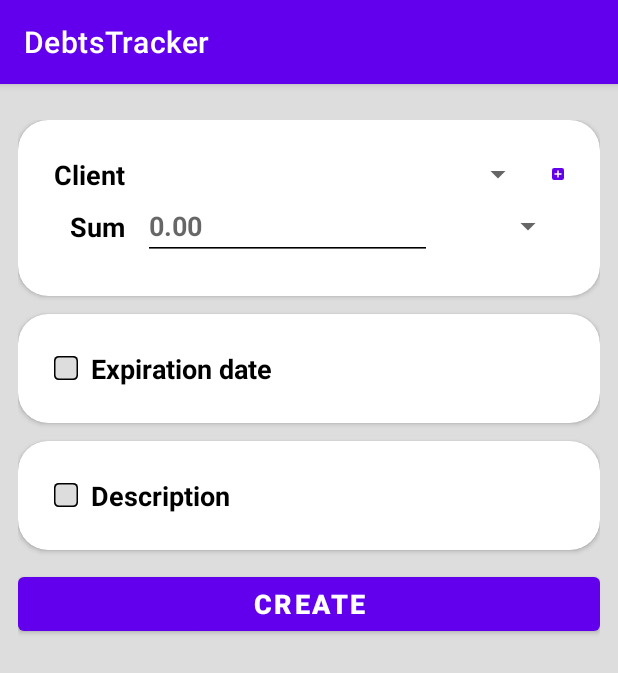
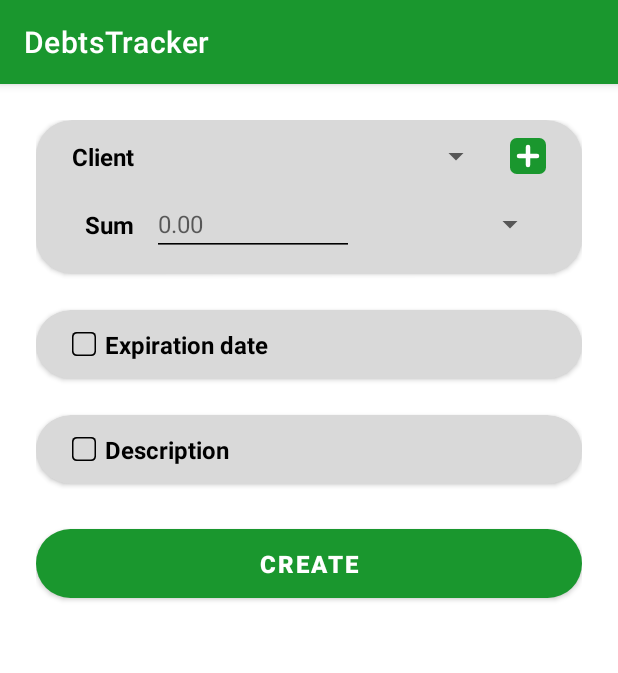
Before and after one commit to SergStas/DebtsTracker, an Android app: the CreateFragment screen opened through its navigation route, on a phone screen of 412 x 824 dp. Shown: the top 673 px of the screen. Run offline under Robolectric (Android 15) with nearby library versions, the phone set to English and light mode, and no system bars; our stand-ins replace Dagger/Hilt's generated code; libraries missing offline, so code that uses them is left out: by.kirich1409.viewbindingdelegate; 1 statement that could not run was skipped.

Commit message:
Layouts & styles corrections

```diff
--- a/app/src/main/res/color/edit_text_tint_color.xml
+++ b/app/src/main/res/color/edit_text_tint_color.xml
@@ -1,5 +1,5 @@
 <?xml version="1.0" encoding="utf-8"?>
 <selector xmlns:android="http://schemas.android.com/apk/res/android">
     <item android:state_focused="true" android:color="?attr/colorPrimary" />
-    <item android:state_focused="false" android:color="@color/black" />
+    <item android:state_focused="false" android:color="@color/c2" />
 </selector>
--- a/app/src/main/res/drawable/ic_button_add.xml
+++ b/app/src/main/res/drawable/ic_button_add.xml
@@ -9,11 +9,11 @@
   <path
       android:pathData="M4,8L12,8"
       android:strokeWidth="2"
-      android:strokeColor="@color/white"
+      android:strokeColor="@color/c3"
       android:strokeLineCap="round"/>
   <path
       android:pathData="M8,4L8,12"
       android:strokeWidth="2"
-      android:strokeColor="@color/white"
+      android:strokeColor="@color/c3"
       android:strokeLineCap="round"/>
 </vector>
--- a/app/src/main/res/drawable/ic_checkbox_off.xml
+++ b/app/src/main/res/drawable/ic_checkbox_off.xml
@@ -5,7 +5,7 @@
     android:viewportHeight="16">
   <path
       android:pathData="M3,0L13,0A3,3 0,0 1,16 3L16,13A3,3 0,0 1,13 16L3,16A3,3 0,0 1,0 13L0,3A3,3 0,0 1,3 0z"
-      android:fillColor="@color/black"/>
+      android:fillColor="@color/c2"/>
   <group
       android:translateX="1"
       android:translateY="1"
@@ -13,7 +13,7 @@
       android:scaleY=".875">
     <path
         android:pathData="M3,0L13,0A3,3 0,0 1,16 3L16,13A3,3 0,0 1,13 16L3,16A3,3 0,0 1,0 13L0,3A3,3 0,0 1,3 0z"
-        android:fillColor="@color/app_background"/>
+        android:fillColor="@color/c4"/>
   </group>
 <!--  <path-->
 <!--      android:pathData="M4,4L12,12"-->
--- a/app/src/main/res/drawable/ic_checkbox_on.xml
+++ b/app/src/main/res/drawable/ic_checkbox_on.xml
@@ -5,7 +5,7 @@
     android:viewportHeight="16">
   <path
     android:pathData="M3,0L13,0A3,3 0,0 1,16 3L16,13A3,3 0,0 1,13 16L3,16A3,3 0,0 1,0 13L0,3A3,3 0,0 1,3 0z"
-    android:fillColor="@color/black"/>
+    android:fillColor="@color/c2"/>
   <group
       android:translateX="1"
       android:translateY="1"
@@ -13,11 +13,11 @@
       android:scaleY=".875">
     <path
         android:pathData="M3,0L13,0A3,3 0,0 1,16 3L16,13A3,3 0,0 1,13 16L3,16A3,3 0,0 1,0 13L0,3A3,3 0,0 1,3 0z"
-        android:fillColor="@color/app_background"/>
+        android:fillColor="@color/c4"/>
   </group>
   <path
       android:pathData="M3,8L7,12L13,5"
       android:strokeWidth="2"
-      android:strokeColor="@color/black"
+      android:strokeColor="@color/c2"
       android:strokeLineCap="round"/>
 </vector>
--- a/app/src/main/res/layout/fragment_create.xml
+++ b/app/src/main/res/layout/fragment_create.xml
@@ -5,10 +5,8 @@
     xmlns:app="http://schemas.android.com/apk/res-auto"
     xmlns:tools="http://schemas.android.com/tools"
     tools:context=".ui.create.CreateFragment"
-    android:background="@color/app_background"
     android:orientation="vertical"
-    android:paddingHorizontal="@dimen/m2"
-    android:paddingVertical="@dimen/m1">
+    android:padding="@dimen/m1">
 
     <androidx.cardview.widget.CardView
         android:layout_width="match_parent"
@@ -21,9 +19,8 @@
 
             <ImageView
                 android:id="@+id/b_new_client"
-                android:layout_width="0dp"
-                android:layout_height="0dp"
-                app:layout_constraintDimensionRatio="1"
+                android:layout_width="@dimen/create_b_add_client_size"
+                android:layout_height="@dimen/create_b_add_client_size"
                 android:src="@drawable/ic_button_add"
                 android:layout_marginVertical="@dimen/m4"
                 app:layout_constraintTop_toTopOf="@id/spin_client"
@@ -33,7 +30,7 @@
 
             <Spinner
                 android:id="@+id/spin_currency"
-                android:layout_width="80dp"
+                android:layout_width="@dimen/create_spin_currency_width"
                 android:layout_height="0dp"
                 app:layout_constraintBottom_toBottomOf="@id/et_sum"
                 app:layout_constraintTop_toTopOf="@id/et_sum"
@@ -47,20 +44,20 @@
                 app:layout_constraintEnd_toEndOf="@id/tv_client"
                 app:layout_constraintTop_toTopOf="@id/et_sum"
                 app:layout_constraintBottom_toBottomOf="@id/et_sum"
-                style="@style/App.Text.H6"
+                style="@style/App.Text.H5"
                 android:text="@string/create_tv_sum" />
 
             <EditText
                 android:id="@+id/et_sum"
                 android:layout_width="0dp"
                 android:layout_height="match_parent"
-                app:layout_constraintTop_toBottomOf="@id/spin_client"
+                android:layout_marginTop="@dimen/m2"                app:layout_constraintTop_toBottomOf="@id/spin_client"
                 app:layout_constraintEnd_toStartOf="@id/spin_currency"
                 android:layout_marginEnd="@dimen/m4"
                 app:layout_constraintStart_toEndOf="@id/tv_sum"
                 android:layout_marginStart="@dimen/m2"
                 android:hint="@string/create_et_sum_hint"
-                style="@style/App.Text.EditText.H6"
+                style="@style/App.Text.EditText.H5"
                 android:inputType="numberDecimal"
                 android:importantForAutofill="no" />
 
@@ -71,7 +68,7 @@
                 app:layout_constraintStart_toStartOf="parent"
                 app:layout_constraintTop_toTopOf="@id/spin_client"
                 app:layout_constraintBottom_toBottomOf="@id/spin_client"
-                style="@style/App.Text.H6"
+                style="@style/App.Text.H5"
                 android:text="@string/create_tv_client" />
 
             <Spinner
@@ -92,7 +89,7 @@
         android:layout_width="match_parent"
         android:layout_height="wrap_content"
         style="@style/App.Card.Large"
-        android:layout_marginTop="@dimen/m2">
+        android:layout_marginTop="@dimen/m1">
 
         <androidx.constraintlayout.widget.ConstraintLayout
             android:layout_width="match_parent"
@@ -104,7 +101,7 @@
                 android:layout_height="wrap_content"
                 app:layout_constraintStart_toEndOf="@id/cb_limit"
                 app:layout_constraintTop_toTopOf="parent"
-                style="@style/App.Text.H6"
+                style="@style/App.Text.H5"
                 android:text="@string/create_tv_enable_limit" />
 
             <androidx.appcompat.widget.AppCompatCheckBox
@@ -130,16 +127,16 @@
                 style="@style/App.Text.H5"
                 tools:text="22.02.2023" />
 
-            <Button
+            <com.google.android.material.button.MaterialButton
                 android:id="@+id/b_select_date"
                 android:layout_width="wrap_content"
                 android:layout_height="wrap_content"
+                style="@style/App.Button"
                 android:visibility="gone"
                 tools:visibility="visible"
                 app:layout_constraintStart_toStartOf="parent"
                 app:layout_constraintTop_toBottomOf="@id/tv_enable_limit"
                 android:layout_marginTop="@dimen/m5"
-                style="@style/App.Text.Accent.H5"
                 android:text="@string/create_b_select_date" />
 
         </androidx.constraintlayout.widget.ConstraintLayout>
@@ -150,7 +147,7 @@
         android:layout_width="match_parent"
         android:layout_height="wrap_content"
         style="@style/App.Card.Large"
-        android:layout_marginTop="@dimen/m2">
+        android:layout_marginTop="@dimen/m1">
 
         <androidx.constraintlayout.widget.ConstraintLayout
             android:layout_width="match_parent"
@@ -162,7 +159,7 @@
                 android:layout_height="wrap_content"
                 app:layout_constraintTop_toTopOf="parent"
                 app:layout_constraintStart_toEndOf="@id/cb_desc"
-                style="@style/App.Text.H6"
+                style="@style/App.Text.H5"
                 android:text="@string/create_tv_description" />
 
             <androidx.appcompat.widget.AppCompatCheckBox
@@ -183,7 +180,7 @@
                 app:layout_constraintStart_toStartOf="parent"
                 app:layout_constraintTop_toBottomOf="@id/tv_desc"
                 android:layout_marginTop="@dimen/m5"
-                style="@style/App.Text.EditText.H6"
+                style="@style/App.Text.EditText.H5"
                 android:visibility="gone"
                 tools:visibility="visible"
                 android:importantForAutofill="no"
@@ -195,12 +192,12 @@
 
     </androidx.cardview.widget.CardView>
 
-    <Button
+    <com.google.android.material.button.MaterialButton
         android:id="@+id/b_done"
         android:layout_width="match_parent"
         android:layout_height="wrap_content"
-        style="@style/App.Text.Accent.H5"
-        android:layout_marginTop="@dimen/m2"
+        style="@style/App.Button"
+        android:layout_marginTop="@dimen/m1"
         android:text="@string/create_b_done" />
 
 </LinearLayout>
--- a/app/src/main/res/layout/fragment_home.xml
+++ b/app/src/main/res/layout/fragment_home.xml
@@ -5,7 +5,6 @@
     xmlns:app="http://schemas.android.com/apk/res-auto"
     xmlns:tools="http://schemas.android.com/tools"
     tools:context=".ui.home.HomeFragment"
-    android:background="#fcc"
     android:paddingVertical="@dimen/m1"
     android:paddingHorizontal="@dimen/m1">
 
@@ -14,6 +13,7 @@
         android:layout_width="wrap_content"
         android:layout_height="wrap_content"
         android:text="@string/menu_b_create"
+        style="@style/App.Button"
         app:layout_constraintBottom_toTopOf="@id/b_history"
         app:layout_constraintStart_toStartOf="parent"
         app:layout_constraintEnd_toEndOf="parent"
@@ -24,7 +24,7 @@
         android:layout_width="wrap_content"
         android:layout_height="wrap_content"
         android:text="@string/menu_b_history"
-        android:layout_marginTop="@dimen/m2"
+        style="@style/App.Button"
         app:layout_constraintBottom_toBottomOf="parent"
         app:layout_constraintStart_toStartOf="parent"
         app:layout_constraintEnd_toEndOf="parent"
--- a/app/src/main/res/values-night/themes.xml
+++ b/app/src/main/res/values-night/themes.xml
@@ -2,15 +2,15 @@
     <!-- Base application theme. -->
     <style name="Theme.DebtsTracker" parent="Theme.MaterialComponents.DayNight.DarkActionBar">
         <!-- Primary brand color. -->
-        <item name="colorPrimary">@color/purple_200</item>
-        <item name="colorPrimaryVariant">@color/purple_700</item>
-        <item name="colorOnPrimary">@color/black</item>
+        <item name="colorPrimary">@color/c1</item>
+        <item name="colorPrimaryVariant">@color/c1</item>
+        <item name="colorOnPrimary">@color/c2</item>
         <!-- Secondary brand color. -->
-        <item name="colorSecondary">@color/teal_200</item>
-        <item name="colorSecondaryVariant">@color/teal_200</item>
-        <item name="colorOnSecondary">@color/black</item>
+        <item name="colorSecondary">@color/c1</item>
+        <item name="colorSecondaryVariant">@color/c1</item>
+        <item name="colorOnSecondary">@color/c2</item>
         <!-- Status bar color. -->
-        <item name="android:statusBarColor" tools:targetApi="l">?attr/colorPrimaryVariant</item>
+        <item name="android:statusBarColor">?attr/colorPrimaryVariant</item>
         <!-- Customize your theme here. -->
     </style>
 </resources>
--- a/app/src/main/res/values/colors.xml
+++ b/app/src/main/res/values/colors.xml
@@ -5,7 +5,11 @@
     <color name="purple_700">#FF3700B3</color>
     <color name="teal_200">#FF03DAC5</color>
     <color name="teal_700">#FF018786</color>
-    <color name="black">#FF000000</color>
-    <color name="white">#FFFFFFFF</color>
-    <color name="app_background">#ddd</color>
+    <color name="c1">#1a972e</color>
+    <color name="c2">#000</color>
+    <color name="c3">#fff</color>
+    <color name="c4">#d9d9d9</color>
+    <color name="c5">#1caf04</color>
+    <color name="c6">#7e0000</color>
+    <color name="c7">#858585</color>
 </resources>
--- a/app/src/main/res/values/dimens.xml
+++ b/app/src/main/res/values/dimens.xml
@@ -5,8 +5,16 @@
     <dimen name="m4">8dp</dimen>
     <dimen name="m5">4dp</dimen>
 
-    <dimen name="font_h1">32sp</dimen>
-    <dimen name="font_h5">18sp</dimen>
-    <dimen name="font_h6">18sp</dimen>
-    <dimen name="font_h10">12sp</dimen>
+    <dimen name="font_h1">24sp</dimen>
+    <dimen name="font_h2">24sp</dimen>
+    <dimen name="font_h3">16sp</dimen>
+    <dimen name="font_h5">16sp</dimen>
+    <dimen name="font_h6">16sp</dimen>
+    <dimen name="font_h7">12sp</dimen>
+    <dimen name="font_h8">12sp</dimen>
+
+    <dimen name="create_spin_currency_width">120dp</dimen>
+    <dimen name="rad1">24dp</dimen>
+    <dimen name="create_b_add_client_size">24dp</dimen>
+
 </resources>
--- a/app/src/main/res/values/styles.xml
+++ b/app/src/main/res/values/styles.xml
@@ -4,18 +4,26 @@
 
     </style>
 
+    <style name="App.Button" parent="App.Text.Accent.H5">
+        <item name="android:paddingVertical">@dimen/m2</item>
+        <item name="android:paddingHorizontal">@dimen/m1</item>
+        <item name="cornerRadius">@dimen/rad1</item>
+    </style>
+
     <style name="App.Card">
-        <item name="cardBackgroundColor">@color/white</item>
-        <item name="cardCornerRadius">20dp</item>
+        <item name="cardBackgroundColor">@color/c4</item>
+        <item name="cardCornerRadius">@dimen/rad1</item>
     </style>
 
     <style name="App.Card.Large">
-        <item name="contentPadding">@dimen/m1</item>
+        <item name="contentPaddingTop">@dimen/m2</item>
+        <item name="contentPaddingBottom">@dimen/m2</item>
+        <item name="contentPaddingLeft">@dimen/m1</item>
+        <item name="contentPaddingRight">@dimen/m1</item>
     </style>
 
     <style name="App.Text">
-        <item name="android:textStyle">bold</item>
-        <item name="android:textColor">@color/black</item>
+        <item name="android:textColor">@color/c2</item>
     </style>
 
     <style name="App.Text.EditText">
@@ -23,16 +31,17 @@
         <item name="android:backgroundTint">@color/edit_text_tint_color</item>
     </style>
 
-    <style name="App.Text.EditText.H6">
+    <style name="App.Text.EditText.H5">
         <item name="android:textSize">@dimen/font_h6</item>
     </style>
 
     <style name="App.Text.Accent">
-        <item name="android:textColor">@color/white</item>
+        <item name="android:textColor">@color/c3</item>
     </style>
 
     <style name="App.Text.H1">
         <item name="android:textSize">@dimen/font_h1</item>
+        <item name="android:textStyle">bold</item>
         <item name="android:textAllCaps">true</item>
     </style>
 
@@ -42,13 +51,13 @@
     </style>
 
     <style name="App.Text.H5">
+        <item name="android:textStyle">bold</item>
         <item name="android:textSize">@dimen/font_h5</item>
-        <item name="android:textAllCaps">true</item>
     </style>
 
     <style name="App.Text.Accent.H5">
+        <item name="android:textStyle">bold</item>
         <item name="android:textSize">@dimen/font_h5</item>
-        <item name="android:textAllCaps">true</item>
     </style>
 
     <style name="App.Text.H6">
@@ -59,13 +68,23 @@
         <item name="android:textSize">@dimen/font_h6</item>
     </style>
 
-    <style name="App.Text.H10">
-        <item name="android:textSize">@dimen/font_h10</item>
+    <style name="App.Text.H7">
+        <item name="android:textStyle">bold</item>
+        <item name="android:textSize">@dimen/font_h7</item>
+    </style>
+
+    <style name="App.Text.Accent.H7">
+        <item name="android:textStyle">bold</item>
+        <item name="android:textSize">@dimen/font_h7</item>
+    </style>
+
+    <style name="App.Text.H8">
+        <item name="android:textSize">@dimen/font_h8</item>
         <item name="android:textAllCaps">true</item>
     </style>
 
-    <style name="App.Text.Accent.H10">
-        <item name="android:textSize">@dimen/font_h10</item>
+    <style name="App.Text.Accent.H8">
+        <item name="android:textSize">@dimen/font_h8</item>
         <item name="android:textAllCaps">true</item>
     </style>
 </resources>
--- a/app/src/main/res/values/themes.xml
+++ b/app/src/main/res/values/themes.xml
@@ -2,15 +2,15 @@
     <!-- Base application theme. -->
     <style name="Theme.DebtsTracker" parent="Theme.MaterialComponents.DayNight.DarkActionBar">
         <!-- Primary brand color. -->
-        <item name="colorPrimary">@color/purple_500</item>
-        <item name="colorPrimaryVariant">@color/purple_700</item>
-        <item name="colorOnPrimary">@color/white</item>
+        <item name="colorPrimary">@color/c1</item>
+        <item name="colorPrimaryVariant">@color/c1</item>
+        <item name="colorOnPrimary">@color/c3</item>
         <!-- Secondary brand color. -->
-        <item name="colorSecondary">@color/teal_200</item>
-        <item name="colorSecondaryVariant">@color/teal_700</item>
-        <item name="colorOnSecondary">@color/black</item>
+        <item name="colorSecondary">@color/c1</item>
+        <item name="colorSecondaryVariant">@color/c1</item>
+        <item name="colorOnSecondary">@color/c2</item>
         <!-- Status bar color. -->
-        <item name="android:statusBarColor" tools:targetApi="l">?attr/colorPrimaryVariant</item>
+        <item name="android:statusBarColor">?attr/colorPrimaryVariant</item>
         <!-- Customize your theme here. -->
     </style>
 </resources>
```
